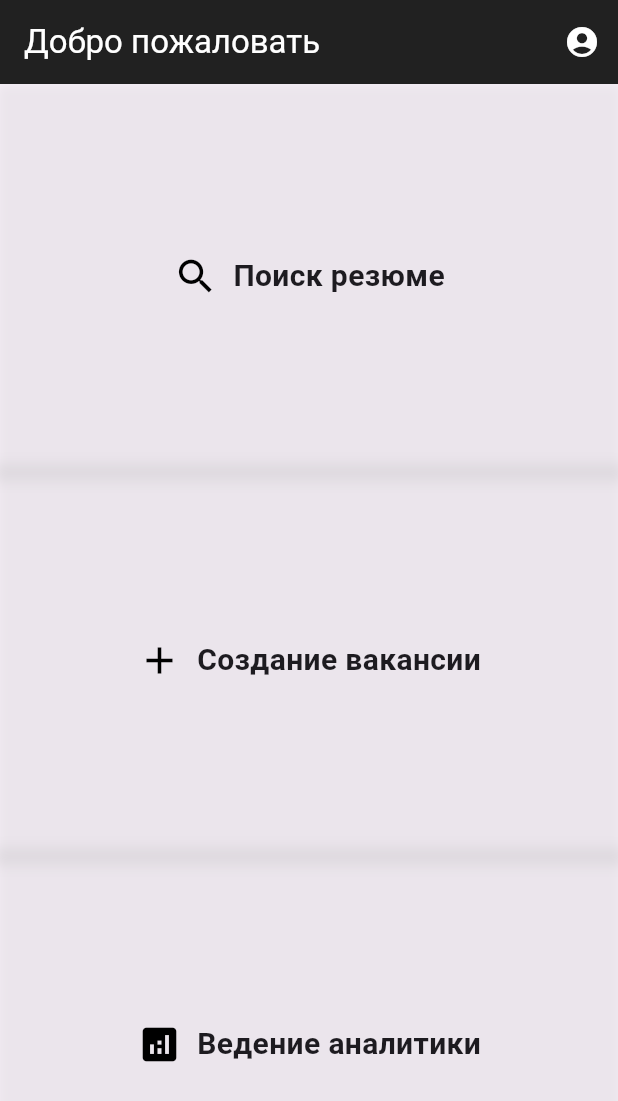
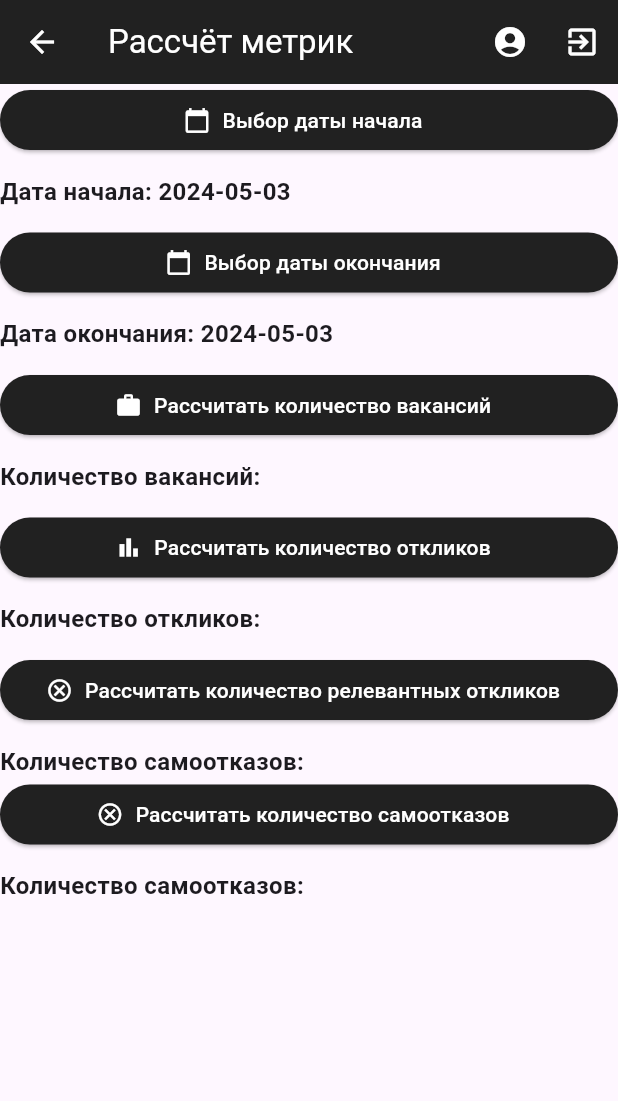
Before and after one commit to AndrushaKuznetsov20/VKR_recruitment_flutter, a Flutter app: the EmployerPage screen opened directly with empty values, after a tap on "Ведение аналитики", on a phone screen of 412 x 824 dp. Shown: the top 1101 px of the screen. Run offline on Flutter 3.47's test engine with Material 3 defaults, Android fonts, the phone set to English and light mode, and no system bars; our stand-ins replace jwt_decoder, shared_preferences; missing offline and left inert: dart:ffi; accounts and stored records are empty; network calls fail.

Commit message:
Реализация расчёта метрик

```diff
--- a/lib/PageScreen/Employer/EmployerPage.dart
+++ b/lib/PageScreen/Employer/EmployerPage.dart
@@ -3,6 +3,7 @@ import 'package:flutter/material.dart';
 import 'package:recruitment/PageScreen/Employer/EmployerResume.dart';
 
 import '../LK/LK.dart';
+import '../Metrics/MetricsPage.dart';
 import '../Vacancy/CreateVacancy.dart';
 
 class EmployerPage extends StatelessWidget {
@@ -116,7 +117,7 @@ class EmployerPage extends StatelessWidget {
                 ),
                 child: InkWell(
                   onTap: () {
-                    // Navigator.push(context, MaterialPageRoute(builder: (context) => Metrics(token: token)));
+                     Navigator.push(context, MaterialPageRoute(builder: (context) => MetricsPage(token: token)));
                   },
                   child: Row(
                     mainAxisAlignment: MainAxisAlignment.center,
--- /dev/null
+++ b/lib/PageScreen/Metrics/MetricsPage.dart
@@ -0,0 +1,279 @@
+import 'dart:convert';
+
+import 'package:flutter/material.dart';
+import 'package:flutter/cupertino.dart';
+import 'package:http/http.dart' as http;
+import 'package:intl/intl.dart';
+
+
+import '../../Models/Vacancy.dart';
+import '../Employer/EmployerPage.dart';
+import '../Home.dart';
+import '../LK/LK.dart';
+class MetricsPage extends StatefulWidget {
+  final String token;
+  MetricsPage({required this.token});
+
+  @override
+  _MetricsPageState createState() => _MetricsPageState();
+}
+
+class _MetricsPageState extends State<MetricsPage> {
+  final DateFormat dateFormat = DateFormat('yyyy-MM-dd');
+  late DateTime startDate;
+  late DateTime endDate;
+  String resultCountVacancies = '';
+  String resultCountResponses = '';
+  String resultCountSelfDanial = '';
+  String resultCountRelevantResponse = '';
+
+  List<Vacancy> dataList = [];
+
+  Future<void> calculateCountVacancies(DateTime startDate, DateTime endDate) async {
+    final formatter = DateFormat('yyyy-MM-dd');
+    final startDateTimeFormatted = formatter.format(startDate);
+    final endDateTimeFormatted = formatter.format(endDate);
+
+    final response = await http.get(
+      Uri.parse(
+          'http://172.20.10.3:8092/metrics/countVacancy/$startDateTimeFormatted/$endDateTimeFormatted'),
+      headers: {
+        'Authorization': 'Bearer ${widget.token}',
+      },
+    );
+
+    if (response.statusCode == 200) {
+      setState(() {
+        resultCountVacancies = response.body;
+      });
+    }
+  }
+
+  Future<void> calculateCountResponses(DateTime startDate, DateTime endDate) async {
+    final formatter = DateFormat('yyyy-MM-dd');
+    final startDateTimeFormatted = formatter.format(startDate);
+    final endDateTimeFormatted = formatter.format(endDate);
+
+    final response = await http.get(
+      Uri.parse(
+          'http://172.20.10.3:8092/metrics/countAllResponses/$startDateTimeFormatted/$endDateTimeFormatted'),
+      headers: {
+        'Authorization': 'Bearer ${widget.token}',
+      },
+    );
+
+    if (response.statusCode == 200) {
+      setState(() {
+        resultCountResponses = response.body;
+      });
+    }
+  }
+
+  Future<void>  calculateCountAllSelfDanial(DateTime startDate, DateTime endDate) async {
+    final formatter = DateFormat('yyyy-MM-dd');
+    final startDateTimeFormatted = formatter.format(startDate);
+    final endDateTimeFormatted = formatter.format(endDate);
+
+    final response = await http.get(
+      Uri.parse(
+          'http://172.20.10.3:8092/metrics/countAllSelfDanial/$startDateTimeFormatted/$endDateTimeFormatted'),
+      headers: {
+        'Authorization': 'Bearer ${widget.token}',
+      },
+    );
+
+    if (response.statusCode == 200) {
+      setState(() {
+        resultCountSelfDanial = response.body;
+      });
+    }
+  }
+
+  Future<void> _selectDate(BuildContext context, bool isStartDate) async {
+    final DateTime? picked = await showDatePicker(
+      context: context,
+      initialDate: DateTime.now(),
+      firstDate: DateTime(1900),
+      lastDate: DateTime(2100),
+      helpText: 'Выберите дату',
+      cancelText: 'Отмена',
+      confirmText: 'Выбрать',
+      builder: (BuildContext context, Widget? child) {
+        return Theme(
+          data: ThemeData.light().copyWith(
+            colorScheme: ColorScheme.light(
+              primary: Colors.black,
+              onPrimary: Colors.white,
+            ),
+            textTheme: TextTheme(
+              bodyLarge: TextStyle(color: Colors.black),
+            ),
+          ),
+          child: child!,
+        );
+      },
+    );
+    if (picked != null) {
+      setState(() {
+        if (isStartDate) {
+          startDate = picked;
+        } else {
+          endDate = picked;
+        }
+      });
+    }
+  }
+
+  @override
+  void initState() {
+    super.initState();
+    startDate = DateTime.now();
+    endDate = DateTime.now();
+  }
+
+  @override
+  Widget build(BuildContext context) {
+    return Scaffold(
+      appBar: AppBar(
+        automaticallyImplyLeading: false,
+        title: Text('Рассчёт метрик', style: TextStyle(color: Colors.white)),
+        backgroundColor: Colors.grey.shade900,
+        leading: IconButton(
+          icon: Icon(Icons.arrow_back, color: Colors.white),
+          onPressed: () {
+            Navigator.push(
+                context,
+                MaterialPageRoute(
+                    builder: (context) => EmployerPage(token: widget.token)));
+          },
+        ),
+        actions: [
+          IconButton(
+            icon: Icon(Icons.account_circle, color: Colors.white),
+            onPressed: () {
+              Navigator.push(context,MaterialPageRoute(builder: (context) => LK(token: widget.token)));
+            },
+          ),
+          IconButton(
+            icon: Icon(Icons.exit_to_app, color: Colors.white),
+            onPressed: () {
+              Navigator.push(context,MaterialPageRoute(builder: (context) => Home()));
+            },
+          ),
+        ],
+      ),
+      body: SingleChildScrollView(
+        child: Center(
+          child: Column(
+            mainAxisAlignment: MainAxisAlignment.center,
+            crossAxisAlignment: CrossAxisAlignment.stretch,
+            children: <Widget>[
+              ElevatedButton.icon(
+                onPressed: () {
+                  _selectDate(context, true);
+                },
+                icon: Icon(Icons.calendar_today),
+                label: Text('Выбор даты начала'),
+                style: ButtonStyle(
+                  backgroundColor:
+                      MaterialStateProperty.all<Color>(Colors.grey.shade900),
+                  foregroundColor:
+                      MaterialStateProperty.all<Color>(Colors.white),
+                ),
+              ),
+              SizedBox(height: 12),
+              Text(startDate != null
+                  ? 'Дата начала: ${dateFormat.format(startDate)}'
+                  : 'Выберите дату начала',  style: TextStyle(fontSize: 16, fontWeight: FontWeight.bold)),
+              SizedBox(height: 12),
+              ElevatedButton.icon(
+                onPressed: () {
+                  _selectDate(context, false);
+                },
+                icon: Icon(Icons.calendar_today),
+                label: Text('Выбор даты окончания'),
+                style: ButtonStyle(
+                  backgroundColor:
+                      MaterialStateProperty.all<Color>(Colors.grey.shade900),
+                  foregroundColor:
+                      MaterialStateProperty.all<Color>(Colors.white),
+                ),
+              ),
+              SizedBox(height: 12),
+              Text(endDate != null
+                  ? 'Дата окончания: ${dateFormat.format(endDate)}'
+                  : 'Выберите дату окончания',  style: TextStyle(fontSize: 16, fontWeight: FontWeight.bold)),
+              SizedBox(height: 12),
+              ElevatedButton.icon(
+                onPressed: () {
+                  calculateCountVacancies(startDate, endDate);
+                },
+                icon: Icon(Icons.work),
+                label: Text('Рассчитать количество вакансий'),
+                style: ButtonStyle(
+                  backgroundColor:
+                      MaterialStateProperty.all<Color>(Colors.grey.shade900),
+                  foregroundColor:
+                      MaterialStateProperty.all<Color>(Colors.white),
+                ),
+              ),
+              SizedBox(height: 12),
+              Text('Количество вакансий: $resultCountVacancies',
+                  style: TextStyle(fontSize: 16, fontWeight: FontWeight.bold)),
+              SizedBox(height: 12),
+              ElevatedButton.icon(
+                onPressed: () {
+                  calculateCountResponses(startDate, endDate);
+                },
+                icon: Icon(Icons.bar_chart),
+                label: Text('Рассчитать количество откликов'),
+                style: ButtonStyle(
+                  backgroundColor:
+                      MaterialStateProperty.all<Color>(Colors.grey.shade900),
+                  foregroundColor:
+                      MaterialStateProperty.all<Color>(Colors.white),
+                ),
+              ),
+              SizedBox(height: 12),
+              Text('Количество откликов: $resultCountResponses',
+                  style: TextStyle(fontSize: 16, fontWeight: FontWeight.bold)),
+              SizedBox(height: 12),
+              ElevatedButton.icon(
+                onPressed: () {
+                  (startDate, endDate);
+                },
+                icon: Icon(Icons.cancel_outlined),
+                label: Text('Рассчитать количество релевантных откликов'),
+                style: ButtonStyle(
+                  backgroundColor:
+                  MaterialStateProperty.all<Color>(Colors.grey.shade900),
+                  foregroundColor:
+                  MaterialStateProperty.all<Color>(Colors.white),
+                ),
+              ),
+              SizedBox(height: 12),
+              Text('Количество самоотказов: $resultCountSelfDanial',
+                  style: TextStyle(fontSize: 16, fontWeight: FontWeight.bold)),
+              ElevatedButton.icon(
+                onPressed: () {
+                  calculateCountAllSelfDanial(startDate, endDate);
+                },
+                icon: Icon(Icons.cancel_outlined),
+                label: Text('Рассчитать количество самоотказов'),
+                style: ButtonStyle(
+                  backgroundColor:
+                  MaterialStateProperty.all<Color>(Colors.grey.shade900),
+                  foregroundColor:
+                  MaterialStateProperty.all<Color>(Colors.white),
+                ),
+              ),
+              SizedBox(height: 12),
+              Text('Количество самоотказов: $resultCountSelfDanial',
+                  style: TextStyle(fontSize: 16, fontWeight: FontWeight.bold)),
+            ],
+          ),
+        ),
+      ),
+    );
+  }
+}
--- a/lib/PageScreen/Resume/CreateResume.dart
+++ b/lib/PageScreen/Resume/CreateResume.dart
@@ -35,7 +35,6 @@ class CreateResumeState extends State<CreateResume>
       helpText: 'Выберите дату',
       cancelText: 'Отмена',
       confirmText: 'Выбрать',
-      // locale: const Locale('ru'),
       builder: (BuildContext context, Widget? child) {
         return Theme(
           data: ThemeData.light().copyWith(
```
Also changed, not shown: lib/PageScreen/Admin/AdminPage.dart (+40 -18 lines).
